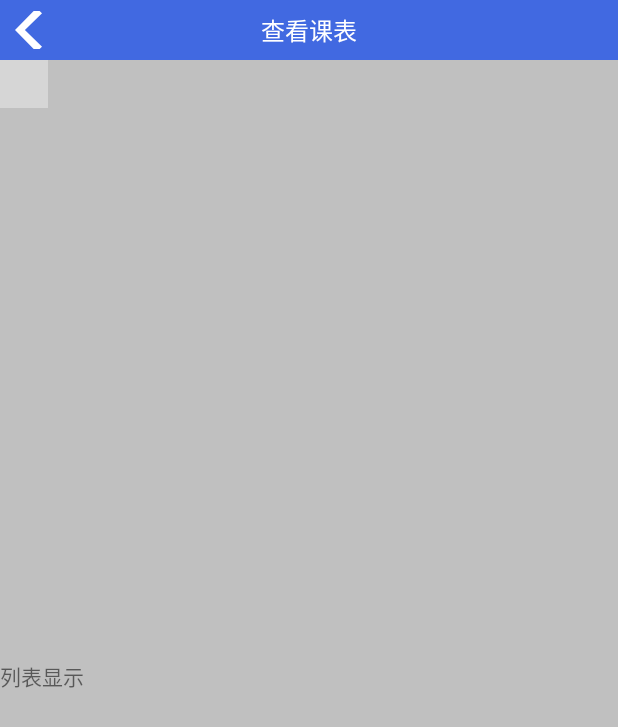
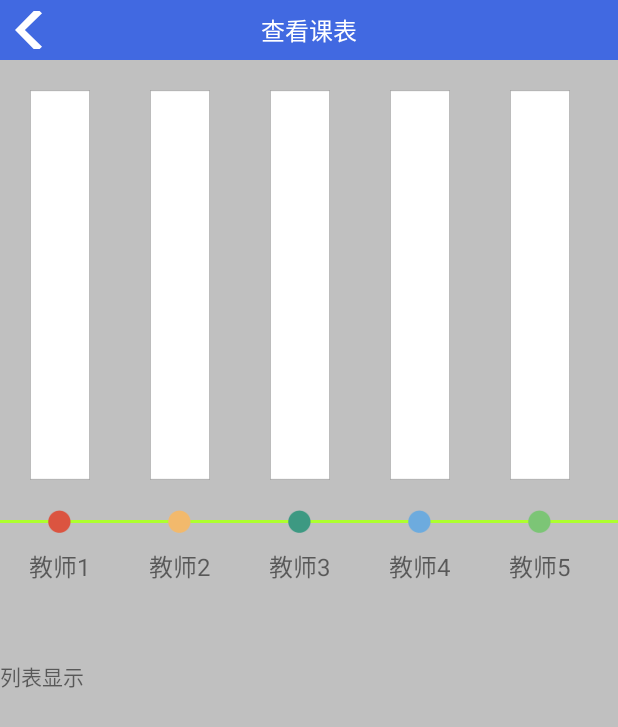
Before and after one commit to 1181631922/student, an Android app: the TeacherRankingActivity screen opened directly, with no data from a screen before it, on a phone screen of 412 x 824 dp. Shown: the top 727 px of the screen. Run offline under Robolectric (Android 15) with nearby library versions, the phone set to English and light mode, and no system bars; grey boxes are pictures that could not be loaded.

Commit message:
2015/04/30，修复部分bug

```diff
--- a/app/src/main/AndroidManifest.xml
+++ b/app/src/main/AndroidManifest.xml
@@ -28,7 +28,7 @@
     <!-- 拨号权限 -->
     <android:uses-permission android:name="android.permission.CALL_PHONE" />
     <application
-        android:icon="@drawable/ic_launcher"
+        android:icon="@drawable/icon"
         android:label="@string/app_name"
         android:theme="@style/AppTheme">
         <activity
--- a/app/src/main/java/cn/edu/sjzc/student/uiFragment/FindStudentFragment.java
+++ b/app/src/main/java/cn/edu/sjzc/student/uiFragment/FindTeacherFragment.java
@@ -38,11 +38,11 @@ import cn.edu.sjzc.student.view.RefreshableView;
 import cn.edu.sjzc.student.view.StudentSideBarView;
 import cn.edu.sjzc.student.view.StudentSideBarView.OnTouchingLetterChangedListener;
 
-public class FindStudentFragment extends BaseFragment implements
+public class FindTeacherFragment extends BaseFragment implements
         OnTouchingLetterChangedListener, View.OnClickListener ,SensorEventListener {
 
     public static BaseFragment newInstance(int index) {
-        BaseFragment fragment = new FindStudentFragment();
+        BaseFragment fragment = new FindTeacherFragment();
         Bundle args = new Bundle();
         args.putInt("index", index);
         fragment.setArguments(args);
--- a/app/src/main/java/cn/edu/sjzc/student/uiFragment/MainTabActivity.java
+++ b/app/src/main/java/cn/edu/sjzc/student/uiFragment/MainTabActivity.java
@@ -29,7 +29,7 @@ public class MainTabActivity extends FragmentActivity implements View.OnClickLis
     private MainExitDialog dialog1;
     private Dialog dialog;
 
-    private Class fragmentArray[] = {HomePageFragment.class, FindEvaluationFragment.class, FindAdviceFragment.class, FindStudentFragment.class, PersonalCenterFragment.class};
+    private Class fragmentArray[] = {HomePageFragment.class, FindEvaluationFragment.class, FindAdviceFragment.class, FindTeacherFragment.class, PersonalCenterFragment.class};
 
     private int mImageViewArray[] = {R.drawable.tab_home_btn, R.drawable.tab_message_btn, R.drawable.tab_selfinfo_btn,
             R.drawable.tab_square_btn, R.drawable.tab_more_btn};
--- a/app/src/main/java/cn/edu/sjzc/student/util/ValueUtil.java
+++ b/app/src/main/java/cn/edu/sjzc/student/util/ValueUtil.java
@@ -23,7 +23,7 @@ import cn.edu.sjzc.student.uiActivity.TeacherRankingInfoActivity;
 import cn.edu.sjzc.student.uiFragment.BaseFragment;
 import cn.edu.sjzc.student.uiFragment.FindAdviceFragment;
 import cn.edu.sjzc.student.uiFragment.FindEvaluationFragment;
-import cn.edu.sjzc.student.uiFragment.FindStudentFragment;
+import cn.edu.sjzc.student.uiFragment.FindTeacherFragment;
 import cn.edu.sjzc.student.uiFragment.HomePageFragment;
 import cn.edu.sjzc.student.uiFragment.MainTabActivity;
 import cn.edu.sjzc.student.uiFragment.PersonalCenterFragment;
@@ -53,7 +53,7 @@ public class ValueUtil {
     public static BaseFragment baseFragment;
     public static FindAdviceFragment findAdviceFragment;
     public static FindEvaluationFragment findEvaluationFragment;
-    public static FindStudentFragment findStudentFragment;
+    public static FindTeacherFragment findTeacherFragment;
     public static HomePageFragment homePageFragment;
     public static PersonalCenterFragment personalCenterFragment;
 
--- a/app/src/main/res/layout/activity_teacher_ranking.xml
+++ b/app/src/main/res/layout/activity_teacher_ranking.xml
@@ -53,7 +53,7 @@
         android:layout_width="match_parent"
         android:layout_height="400dp">
 
-        <cn.edu.sjzc.teacher.view.HorizontalListView
+        <cn.edu.sjzc.student.view.HorizontalListView
             android:id="@+id/listview"
             android:paddingBottom="20dp"
             android:layout_width="wrap_content"
```
Also changed, not shown: app/src/main/res/drawable-hdpi/icon.png.
